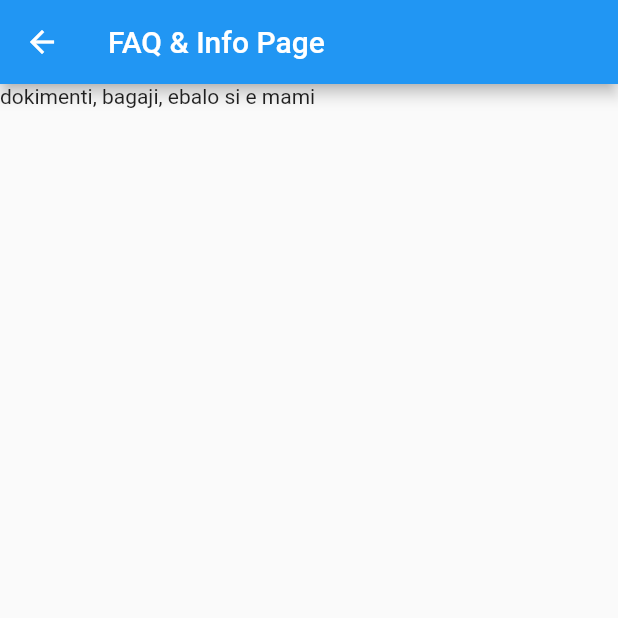
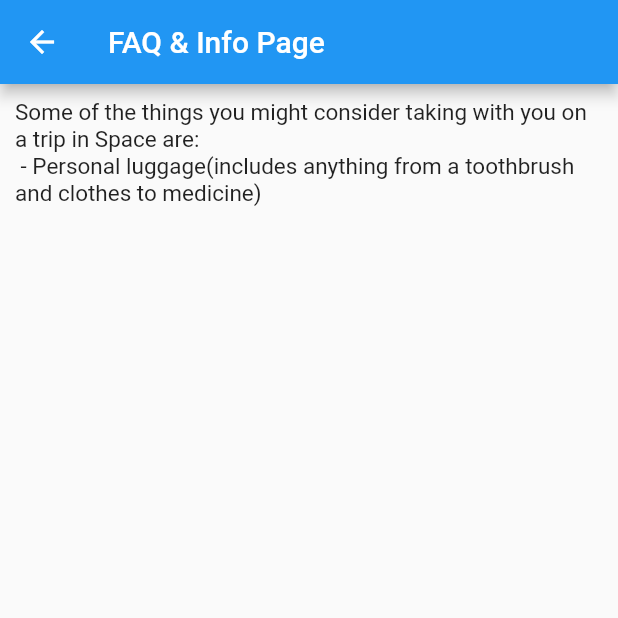
Before and after one commit to Georgi1914/Olympus-Glory, a Flutter app: the InfoPage screen opened directly, on a phone screen of 412 x 824 dp, the top half of it. Run offline on Flutter 3.47's test engine with Material 2 defaults, Android fonts, the phone set to English and light mode, and no system bars; our stand-ins replace firebase_auth, firebase_core; accounts and stored records are empty.

Commit message:
minor changes to info_page.dart

```diff
--- a/rocket_booker/lib/info_page.dart
+++ b/rocket_booker/lib/info_page.dart
@@ -9,7 +9,17 @@ class InfoPage extends StatelessWidget {
       appBar: AppBar(
         title: Text('FAQ & Info Page'),
       ),
-      body: Text('dokimenti, bagaji, ebalo si e mami'),
+      body: Container(
+        padding: EdgeInsets.fromLTRB(10.0, 10.0, 10.0, 0.0),
+        child: Text(
+          'Some of the things you might consider taking with you on a trip in Space are:\n - Personal luggage(includes anything from a toothbrush and clothes to medicine)\n',
+          // textAlign: TextAlign.center,
+          // overflow: TextOverflow.ellipsis,
+          style: TextStyle(
+            fontSize: 15.0,
+          ),
+        ),
+      ),
     );
   }
 }
```
